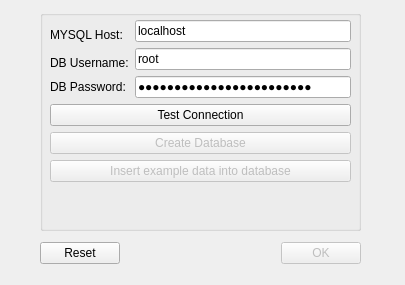
First picture: the form in dbsetupwindow.ui, repository Aurux/movieReservation, before the edit.
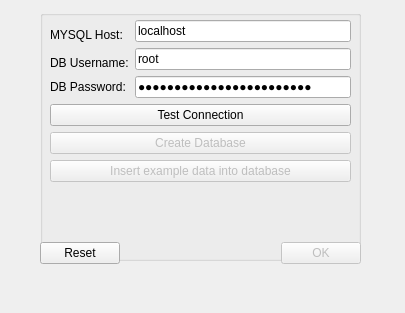
Second picture: the form after the edit. Icons and pictures are not drawn.

Commit message: Add icon to all windows

```diff
--- a/dbsetupwindow.ui
+++ b/dbsetupwindow.ui
@@ -7,7 +7,7 @@
     <x>0</x>
     <y>0</y>
     <width>405</width>
-    <height>285</height>
+    <height>313</height>
    </rect>
   </property>
   <property name="windowTitle">
@@ -19,7 +19,7 @@
      <x>40</x>
      <y>10</y>
      <width>321</width>
-     <height>221</height>
+     <height>251</height>
     </rect>
    </property>
    <property name="title">
@@ -31,7 +31,7 @@
       <x>10</x>
       <y>10</y>
       <width>301</width>
-      <height>201</height>
+      <height>231</height>
      </rect>
     </property>
     <layout class="QVBoxLayout" name="verticalLayout">
```
Left out of the diff: 8 changed lines with no effect on the pictures. The commit also changes 1 other file.
